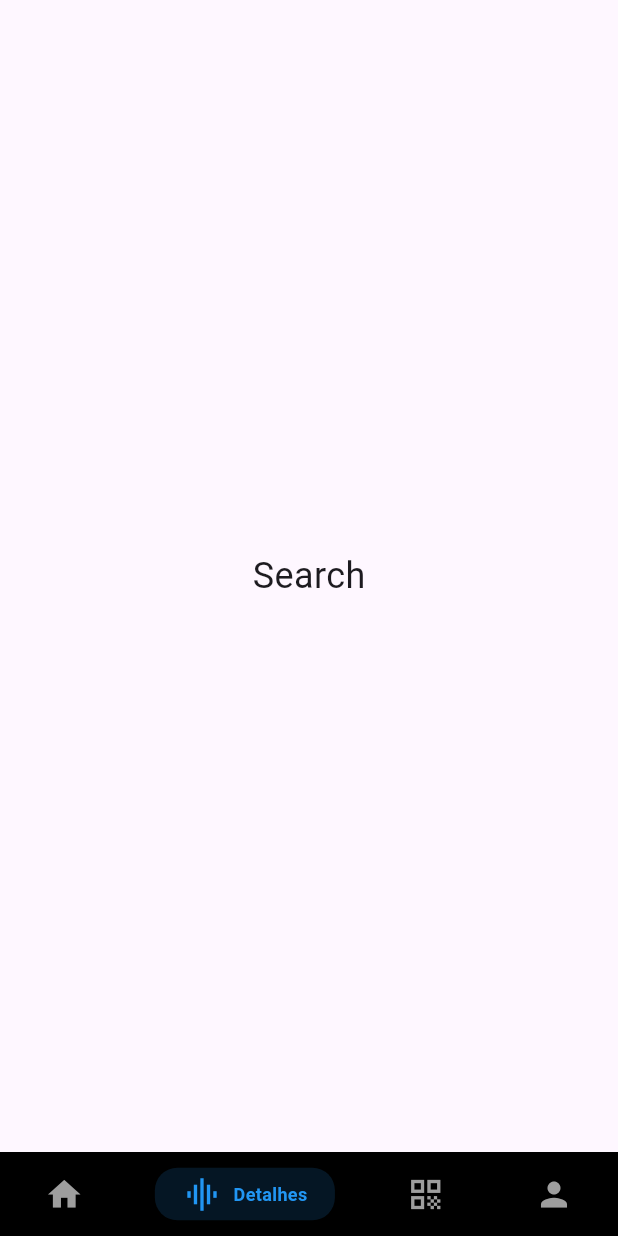
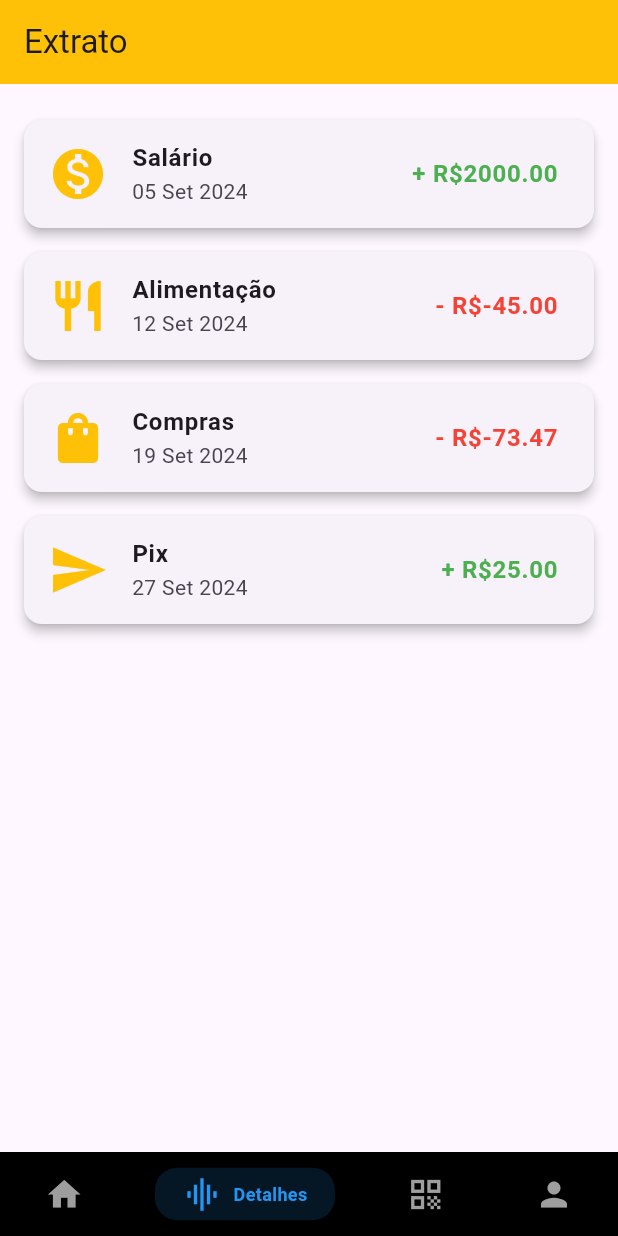
Before and after one commit to vinimiraa/LDDM-ShowCoin, a Flutter app: the screen it shows after launch, item 2 of the bottom bar chosen, on a phone screen of 412 x 824 dp. Run offline on Flutter 3.47's test engine with Material 3 defaults, Android fonts, the light colour scheme and no system bars; drawn by our look-alikes of persistent_bottom_nav_bar.

Commit message:
Update: StatementScreen

```diff
--- a/src/lib/main_screen.dart
+++ b/src/lib/main_screen.dart
@@ -20,7 +20,7 @@ class _MainScreenState extends State<MainScreen> {
   List<Widget> _buildScreens() {
     return [
       HomeScreen(),
-      DetailsScreen(),
+      StatementScreen(),
       QRCodeScreen(),
       ProfileScreen(),
     ];
--- a/src/lib/screens/statement_screen.dart
+++ b/src/lib/screens/statement_screen.dart
@@ -1,13 +1,43 @@
 import 'package:flutter/material.dart';
 
-class DetailsScreen extends StatelessWidget {
-  const DetailsScreen({super.key});
+class StatementScreen extends StatelessWidget {
+  const StatementScreen({super.key});
 
   @override
   Widget build(BuildContext context) {
     return Scaffold(
-      body: Center(
-        child: Text("Search", style: TextStyle(fontSize: 24)),
+      appBar: AppBar(
+        title: const Text('Extrato'),
+        backgroundColor: Colors.amber,
+      ),
+      body: ListView(
+        padding: const EdgeInsets.all(16.0),
+        children: [
+          _buildTransactionItem('Salário', 2000.00, '05 Set 2024', Icons.monetization_on, true),
+          _buildTransactionItem('Alimentação', -45.00, '12 Set 2024', Icons.restaurant, false),
+          _buildTransactionItem('Compras', -73.47, '19 Set 2024', Icons.shopping_bag, false),
+          _buildTransactionItem('Pix', 25.00, '27 Set 2024', Icons.send, true),
+        ],
+      ),
+    );
+  }
+
+  Widget _buildTransactionItem(String title, double amount, String date, IconData icon, bool isPositive) {
+    return Card(
+      elevation: 3,
+      margin: const EdgeInsets.symmetric(vertical: 8.0),
+      child: ListTile(
+        leading: Icon(icon, size: 40, color: Colors.amber),
+        title: Text(title, style: const TextStyle(fontWeight: FontWeight.bold)),
+        subtitle: Text(date),
+        trailing: Text(
+          "${isPositive ? '+' : '-'} R\$${amount.toStringAsFixed(2)}",
+          style: TextStyle(
+            fontSize: 16,
+            fontWeight: FontWeight.bold,
+            color: isPositive ? Colors.green : Colors.red,
+          ),
+        ),
       ),
     );
   }
```
